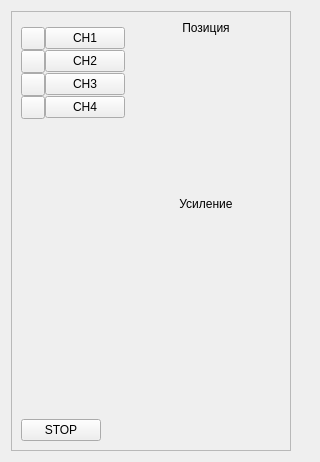
Above: Qt/lib2/OscilloscopeBox/src/oscilloscope_controls/ui/oscilloscope_controls.ui from RinatB2017/mega_GIT before the change. Below: the same form after it.
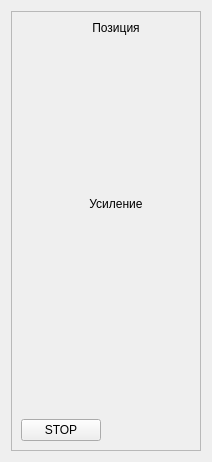
That is the form after the change. Custom widgets are drawn as their Qt base class.

Diff of the .ui file:
```diff
--- a/Qt/lib2/OscilloscopeBox/src/oscilloscope_controls/ui/oscilloscope_controls.ui
+++ b/Qt/lib2/OscilloscopeBox/src/oscilloscope_controls/ui/oscilloscope_controls.ui
@@ -6,7 +6,7 @@
    <rect>
     <x>0</x>
     <y>0</y>
-    <width>320</width>
+    <width>210</width>
     <height>462</height>
    </rect>
   </property>
@@ -34,54 +34,7 @@
         <item>
          <layout class="QVBoxLayout" name="verticalLayout_2">
           <item>
-           <widget class="Color_curve" name="color_widget" native="true"/>
-          </item>
-          <item>
-           <layout class="QGridLayout" name="gridLayout">
-            <property name="spacing">
-             <number>0</number>
-            </property>
-            <item row="1" column="1">
-             <widget class="QPushButton" name="btn_CH2">
-              <property name="text">
-               <string>CH2</string>
-              </property>
-             </widget>
-            </item>
-            <item row="2" column="1">
-             <widget class="QPushButton" name="btn_CH3">
-              <property name="text">
-               <string>CH3</string>
-              </property>
-             </widget>
-            </item>
-            <item row="0" column="0">
-             <widget class="QToolButton" name="tb_CH1"/>
-            </item>
-            <item row="0" column="1">
-             <widget class="QPushButton" name="btn_CH1">
-              <property name="text">
-               <string>CH1</string>
-              </property>
-             </widget>
-            </item>
-            <item row="3" column="1">
-             <widget class="QPushButton" name="btn_CH4">
-              <property name="text">
-               <string>CH4</string>
-              </property>
-             </widget>
-            </item>
-            <item row="1" column="0">
-             <widget class="QToolButton" name="tb_CH2"/>
-            </item>
-            <item row="2" column="0">
-             <widget class="QToolButton" name="tb_CH3"/>
-            </item>
-            <item row="3" column="0">
-             <widget class="QToolButton" name="tb_CH4"/>
-            </item>
-           </layout>
+           <layout class="QVBoxLayout" name="curves_layout"/>
           </item>
           <item>
            <spacer name="verticalSpacer">
@@ -210,12 +163,6 @@
    <extends>QWidget</extends>
    <header>qwt_knob.h</header>
   </customwidget>
-  <customwidget>
-   <class>Color_curve</class>
-   <extends>QWidget</extends>
-   <header>color_curve.hpp</header>
-   <container>1</container>
-  </customwidget>
  </customwidgets>
  <resources/>
  <connections/>
```
